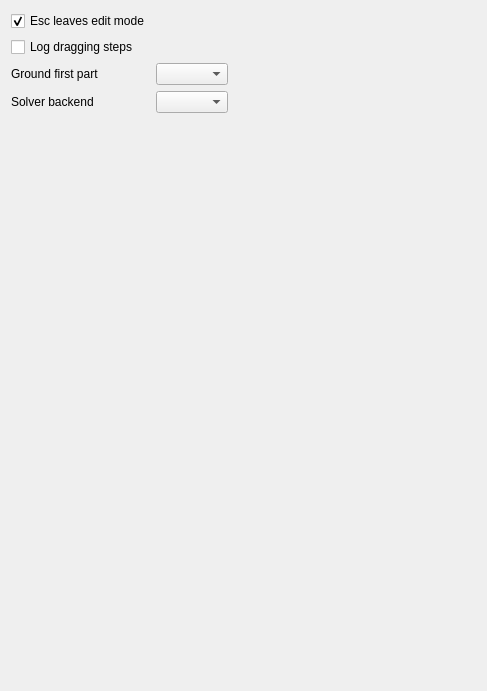
The window that src/Mod/Assembly/Gui/Resources/preferences/Assembly.ui (oursland/FreeCAD) describes before a commit, drawn with Qt 5.
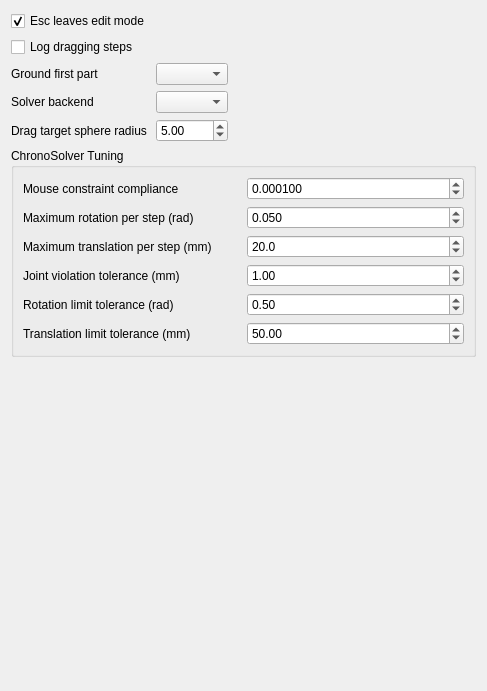
The same window after the commit. Custom widgets are drawn as their Qt base class.

Commit message: Assembly: Add preferences for drag target and ChronoSolver.

The edit to the form file:
```diff
--- a/src/Mod/Assembly/Gui/Resources/preferences/Assembly.ui
+++ b/src/Mod/Assembly/Gui/Resources/preferences/Assembly.ui
@@ -102,6 +102,222 @@
      </widget>
     </item>
    <item row="4" column="0">
+    <widget class="QLabel" name="labelDragSphereRadius">
+     <property name="text">
+      <string>Drag target sphere radius</string>
+     </property>
+    </widget>
+   </item>
+   <item row="4" column="1">
+    <widget class="QDoubleSpinBox" name="spinDragSphereRadius">
+     <property name="toolTip">
+      <string>Radius of the translucent sphere shown at the pick point during drag operations (mm)</string>
+     </property>
+     <property name="minimum">
+      <double>0.5</double>
+     </property>
+     <property name="maximum">
+      <double>50.0</double>
+     </property>
+     <property name="singleStep">
+      <double>0.5</double>
+     </property>
+     <property name="value">
+      <double>5.0</double>
+     </property>
+    </widget>
+   </item>
+   <item row="5" column="0" colspan="3">
+    <widget class="QGroupBox" name="groupChronoSolver">
+     <property name="title">
+      <string>ChronoSolver Tuning</string>
+     </property>
+     <property name="toolTip">
+      <string>Advanced parameters for the Chrono physics solver.
+These only take effect when the ChronoSolver backend is selected.</string>
+     </property>
+     <layout class="QGridLayout" name="gridChronoSolver">
+      <item row="0" column="0">
+       <widget class="QLabel" name="labelMouseCompliance">
+        <property name="text">
+         <string>Mouse constraint compliance</string>
+        </property>
+       </widget>
+      </item>
+      <item row="0" column="1">
+       <widget class="QDoubleSpinBox" name="spinMouseCompliance">
+        <property name="toolTip">
+         <string>Compliance of the mouse-to-body spring constraint during dragging.
+Smaller values make the constraint stiffer. Default: 0.0001</string>
+        </property>
+        <property name="decimals">
+         <number>6</number>
+        </property>
+        <property name="minimum">
+         <double>0.000001</double>
+        </property>
+        <property name="maximum">
+         <double>1.0</double>
+        </property>
+        <property name="singleStep">
+         <double>0.0001</double>
+        </property>
+        <property name="value">
+         <double>0.0001</double>
+        </property>
+       </widget>
+      </item>
+      <item row="1" column="0">
+       <widget class="QLabel" name="labelMaxRotation">
+        <property name="text">
+         <string>Maximum rotation per step (rad)</string>
+        </property>
+       </widget>
+      </item>
+      <item row="1" column="1">
+       <widget class="QDoubleSpinBox" name="spinMaxRotation">
+        <property name="toolTip">
+         <string>Maximum angular displacement applied per drag step along a revolute joint axis.
+Prevents solver divergence on fast mouse moves. Default: 0.05 (~3 degrees)</string>
+        </property>
+        <property name="decimals">
+         <number>3</number>
+        </property>
+        <property name="minimum">
+         <double>0.001</double>
+        </property>
+        <property name="maximum">
+         <double>1.0</double>
+        </property>
+        <property name="singleStep">
+         <double>0.01</double>
+        </property>
+        <property name="value">
+         <double>0.05</double>
+        </property>
+       </widget>
+      </item>
+      <item row="2" column="0">
+       <widget class="QLabel" name="labelMaxTranslation">
+        <property name="text">
+         <string>Maximum translation per step (mm)</string>
+        </property>
+       </widget>
+      </item>
+      <item row="2" column="1">
+       <widget class="QDoubleSpinBox" name="spinMaxTranslation">
+        <property name="toolTip">
+         <string>Maximum linear displacement applied per drag step along a prismatic joint axis.
+Prevents solver divergence on fast mouse moves. Default: 20 mm</string>
+        </property>
+        <property name="decimals">
+         <number>1</number>
+        </property>
+        <property name="minimum">
+         <double>1.0</double>
+        </property>
+        <property name="maximum">
+         <double>200.0</double>
+        </property>
+        <property name="singleStep">
+         <double>1.0</double>
+        </property>
+        <property name="value">
+         <double>20.0</double>
+        </property>
+       </widget>
+      </item>
+      <item row="3" column="0">
+       <widget class="QLabel" name="labelJointViolation">
+        <property name="text">
+         <string>Joint violation tolerance (mm)</string>
+        </property>
+       </widget>
+      </item>
+      <item row="3" column="1">
+       <widget class="QDoubleSpinBox" name="spinJointViolation">
+        <property name="toolTip">
+         <string>Maximum joint constraint violation before the drag is forcefully stopped. Default: 1.0 mm</string>
+        </property>
+        <property name="decimals">
+         <number>2</number>
+        </property>
+        <property name="minimum">
+         <double>0.01</double>
+        </property>
+        <property name="maximum">
+         <double>100.0</double>
+        </property>
+        <property name="singleStep">
+         <double>0.1</double>
+        </property>
+        <property name="value">
+         <double>1.0</double>
+        </property>
+       </widget>
+      </item>
+      <item row="4" column="0">
+       <widget class="QLabel" name="labelRotationLimit">
+        <property name="text">
+         <string>Rotation limit tolerance (rad)</string>
+        </property>
+       </widget>
+      </item>
+      <item row="4" column="1">
+       <widget class="QDoubleSpinBox" name="spinRotationLimit">
+        <property name="toolTip">
+         <string>Rotation limit tolerance to avoid solver-overshoot rejections. Default: 0.5 rad (~29 degrees)</string>
+        </property>
+        <property name="decimals">
+         <number>2</number>
+        </property>
+        <property name="minimum">
+         <double>0.01</double>
+        </property>
+        <property name="maximum">
+         <double>5.0</double>
+        </property>
+        <property name="singleStep">
+         <double>0.1</double>
+        </property>
+        <property name="value">
+         <double>0.5</double>
+        </property>
+       </widget>
+      </item>
+      <item row="5" column="0">
+       <widget class="QLabel" name="labelTranslationLimit">
+        <property name="text">
+         <string>Translation limit tolerance (mm)</string>
+        </property>
+       </widget>
+      </item>
+      <item row="5" column="1">
+       <widget class="QDoubleSpinBox" name="spinTranslationLimit">
+        <property name="toolTip">
+         <string>Translation limit tolerance to avoid solver-overshoot rejections. Default: 50.0 mm</string>
+        </property>
+        <property name="decimals">
+         <number>2</number>
+        </property>
+        <property name="minimum">
+         <double>0.1</double>
+        </property>
+        <property name="maximum">
+         <double>500.0</double>
+        </property>
+        <property name="singleStep">
+         <double>1.0</double>
+        </property>
+        <property name="value">
+         <double>50.0</double>
+        </property>
+       </widget>
+      </item>
+     </layout>
+    </widget>
+   </item>
+   <item row="6" column="0">
     <spacer name="verticalSpacer">
      <property name="orientation">
       <enum>Qt::Vertical</enum>
```
Left out of the diff: 38 changed lines with no effect on the pictures. The commit also changes 3 other files.
